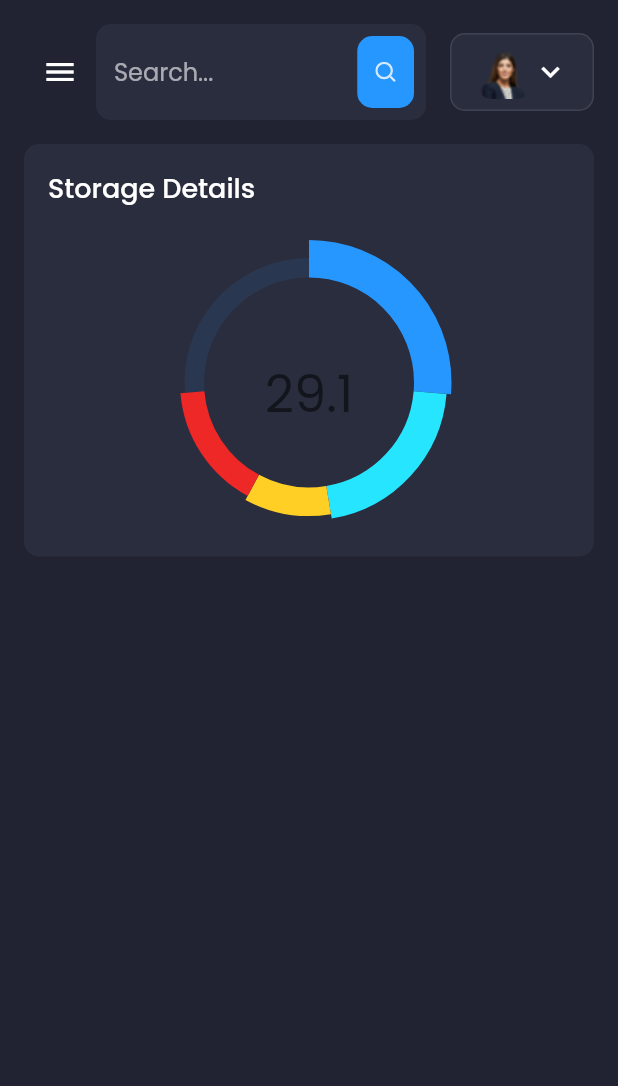
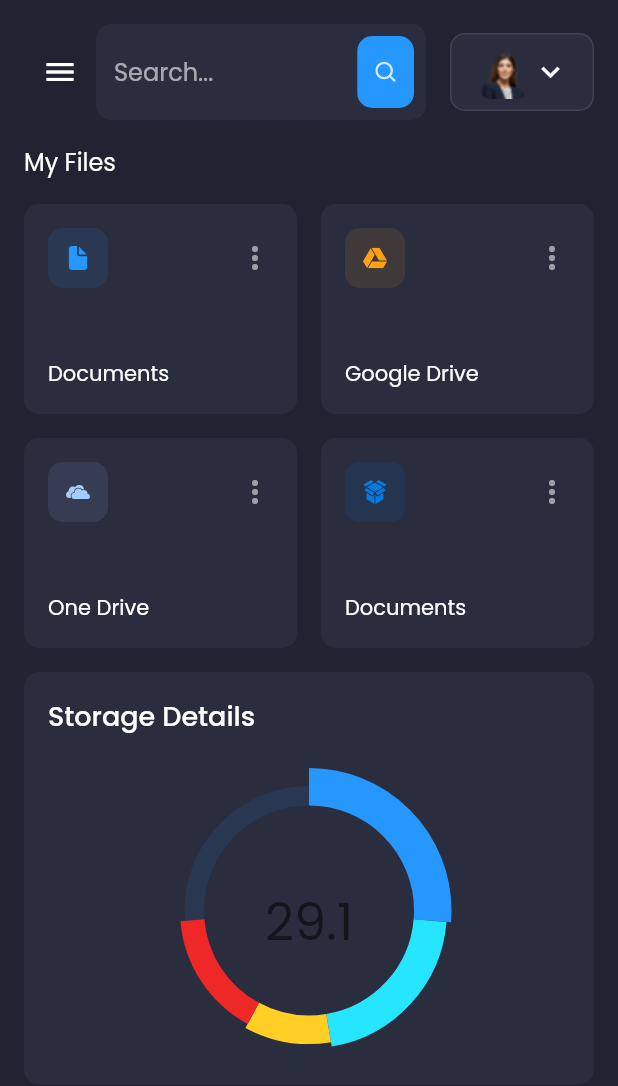
Before and after one commit to Kinoshita0623/flutter_responsive_practice, a Flutter app: the screen it shows after launch, on a phone screen of 412 x 824 dp. Shown: the top 1086 px of the screen. Run offline on Flutter 3.47's test engine with Material 2 defaults, Android fonts, the phone set to English and light mode, and no system bars; drawn by our look-alikes of fl_chart; our stand-ins replace flutter_svg, google_fonts.

Commit message:
ファイルを追加

```diff
--- /dev/null
+++ b/lib/components/file_info_card.dart
@@ -0,0 +1,54 @@
+import 'package:flutter/cupertino.dart';
+import 'package:flutter/material.dart';
+import 'package:flutter_layout_practice/constants.dart';
+import 'package:flutter_layout_practice/models/files.dart';
+import 'package:flutter_svg/flutter_svg.dart';
+
+class FileInfoCard extends StatelessWidget {
+
+  final CloudStorageInfo info;
+
+  FileInfoCard(this.info);
+
+  @override
+  Widget build(BuildContext context) {
+    return Container(
+      padding: EdgeInsets.all(defaultPadding),
+      decoration: BoxDecoration(
+        color: secondaryColor,
+        borderRadius: const BorderRadius.all(Radius.circular(10))
+      ),
+      child: Column(
+        crossAxisAlignment: CrossAxisAlignment.start,
+        mainAxisAlignment: MainAxisAlignment.spaceBetween,
+        children: [
+          Row(
+            mainAxisAlignment: MainAxisAlignment.spaceBetween,
+            children: [
+              Container(
+                padding: EdgeInsets.all(defaultPadding * 0.75),
+                height: 40,
+                width: 40,
+                decoration: BoxDecoration(
+                  color: info.color!.withOpacity(0.1),
+                  borderRadius: BorderRadius.all(Radius.circular(10))
+                ),
+                child: SvgPicture.asset(
+                  info.svg,
+                  color: info.color
+                )
+              ),
+              Icon(Icons.more_vert, color: Colors.white54,)
+            ],
+          ),
+          Text(
+            info.title,
+            maxLines: 1,
+            overflow: TextOverflow.ellipsis,
+          ),
+
+        ],
+      ),
+    );
+  }
+}
--- /dev/null
+++ b/lib/components/my_files.dart
@@ -0,0 +1,82 @@
+
+
+import 'package:flutter/cupertino.dart';
+import 'package:flutter/material.dart';
+import 'package:flutter_layout_practice/components/file_info_card.dart';
+import 'package:flutter_layout_practice/models/files.dart';
+import 'package:flutter_layout_practice/responsive.dart';
+
+import '../constants.dart';
+
+class MyFiles extends StatelessWidget {
+
+
+  @override
+  Widget build(BuildContext context) {
+    final size = MediaQuery.of(context).size;
+    return Column(
+      children: [
+        Row(
+          mainAxisAlignment: MainAxisAlignment.start,
+          children: [
+            Text(
+              "My Files",
+              style: Theme.of(context).textTheme.subtitle1,
+            ),
+          ],
+        ),
+        SizedBox(height: defaultPadding),
+        Responsive(
+          mobile: (BuildContext context){
+            return FileInfoCardGridView(
+              files: fakeFiles,
+              crossAxisCount: size.width < 650 ? 2 : 4,
+              childAspectRatio: size.width < 650 ? 1.3 : 1,
+            );
+          },
+          tablet: (BuildContext context) {
+            return FileInfoCardGridView(files: fakeFiles);
+          },
+          desktop: (BuildContext context){
+            return FileInfoCardGridView(
+              files: fakeFiles,
+              childAspectRatio: size.width < 1400 ? 1.1 : 1.4,
+            );
+          }
+        )
+      ],
+    );
+  }
+}
+
+class FileInfoCardGridView extends StatelessWidget {
+
+  final int crossAxisCount;
+  final double childAspectRatio;
+  final List<CloudStorageInfo> files;
+
+  FileInfoCardGridView({
+    this.crossAxisCount = 4,
+    this.childAspectRatio = 1.0,
+    required this.files
+  });
+
+  @override
+  Widget build(BuildContext context) {
+    return GridView.builder(
+      physics: const NeverScrollableScrollPhysics(),
+      shrinkWrap: true,
+      itemCount: this.files.length,
+      gridDelegate: SliverGridDelegateWithFixedCrossAxisCount(
+        crossAxisCount: crossAxisCount,
+        crossAxisSpacing: defaultPadding,
+        mainAxisSpacing: defaultPadding,
+        childAspectRatio: childAspectRatio
+      ),
+      itemBuilder: (BuildContext context, int position) {
+        return FileInfoCard(this.files[position]);
+      }
+    );
+
+  }
+}
--- /dev/null
+++ b/lib/models/files.dart
@@ -0,0 +1,59 @@
+
+
+import 'package:flutter/cupertino.dart';
+
+import '../constants.dart';
+
+class CloudStorageInfo {
+  final String title;
+  final String svg;
+  final String totalStorage;
+  final int filesCount;
+  final int percentage;
+  final Color? color;
+  CloudStorageInfo({
+    required this.title,
+    required this.svg,
+    required this.totalStorage,
+    required this.filesCount,
+    required this.percentage,
+    required this.color
+  });
+
+
+}
+
+final fakeFiles = [
+  CloudStorageInfo(
+    title: "Documents",
+    filesCount: 1328,
+    svg: "assets/icons/Documents.svg",
+    totalStorage: "1.9GB",
+    color: primaryColor,
+    percentage: 35,
+  ),
+  CloudStorageInfo(
+    title: "Google Drive",
+    filesCount: 1328,
+    svg: "assets/icons/google_drive.svg",
+    totalStorage: "2.9GB",
+    color: Color(0xFFFFA113),
+    percentage: 35,
+  ),
+  CloudStorageInfo(
+    title: "One Drive",
+    filesCount: 1328,
+    svg: "assets/icons/one_drive.svg",
+    totalStorage: "1GB",
+    color: Color(0xFFA4CDFF),
+    percentage: 10,
+  ),
+  CloudStorageInfo(
+    title: "Documents",
+    filesCount: 5328,
+    svg: "assets/icons/drop_box.svg",
+    totalStorage: "7.3GB",
+    color: Color(0xFF007EE5),
+    percentage: 78,
+  ),
+];
--- a/lib/screens/dashboard/dashboard_screen.dart
+++ b/lib/screens/dashboard/dashboard_screen.dart
@@ -1,6 +1,7 @@
 
 import 'package:flutter/cupertino.dart';
 import 'package:flutter/material.dart';
+import 'package:flutter_layout_practice/components/my_files.dart';
 import 'package:flutter_layout_practice/components/storage_details.dart';
 import 'package:flutter_layout_practice/constants.dart';
 import 'package:flutter_layout_practice/responsive.dart';
@@ -33,6 +34,8 @@ class DashboardScreen extends StatelessWidget {
                   flex: 5,
                   child: Column(
                     children: [
+                      MyFiles(),
+                      SizedBox(height: defaultPadding,),
                       if(Responsive.isMobile(context))
                         StorageDetails()
                     ],
```
